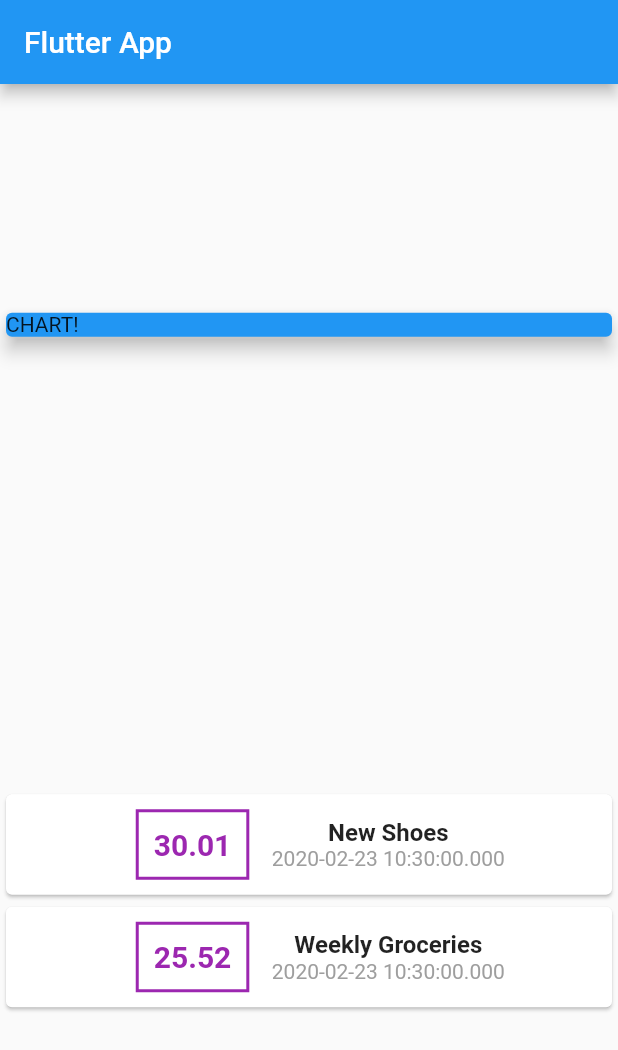
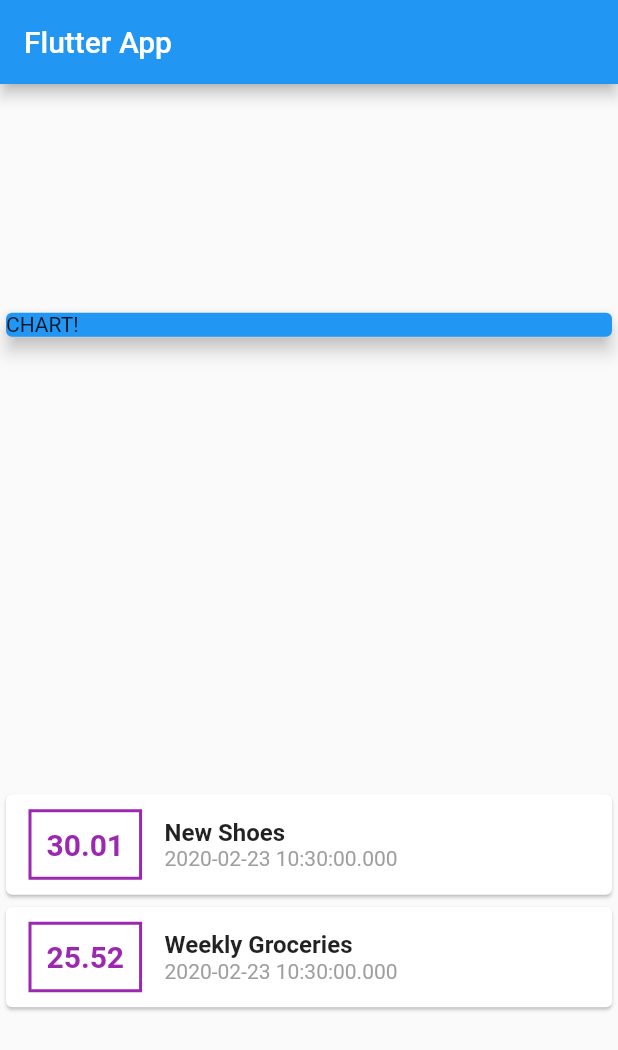
Before and after one commit to MatthieuNadeau96/Flutter_personal_expenses, a Flutter app: the screen it shows after launch, on a phone screen of 412 x 824 dp. Shown: the top 1050 px of the screen. Run offline on Flutter 3.47's test engine with Material 2 defaults, Android fonts, the phone set to English and light mode, and no system bars.

Commit message:
fixed Text Styling

```diff
--- a/lib/main.dart
+++ b/lib/main.dart
@@ -51,7 +51,6 @@ class MyHomePage extends StatelessWidget {
             children: transactions.map((tx) {
               return Card(
                 child: Row(
-                  mainAxisAlignment: MainAxisAlignment.center,
                   children: <Widget>[
                     Container(
                       margin: EdgeInsets.symmetric(
@@ -75,6 +74,7 @@ class MyHomePage extends StatelessWidget {
                       ),
                     ),
                     Column(
+                      crossAxisAlignment: CrossAxisAlignment.start,
                       children: <Widget>[
                         Text(
                           tx.title,
@@ -83,7 +83,10 @@ class MyHomePage extends StatelessWidget {
                             fontWeight: FontWeight.bold,
                           ),
                         ),
-                        Text(tx.date.toString(), style: TextStyle(color: Colors.grey),),
+                        Text(
+                          tx.date.toString(),
+                          style: TextStyle(color: Colors.grey),
+                        ),
                       ],
                     ),
                   ],
```
